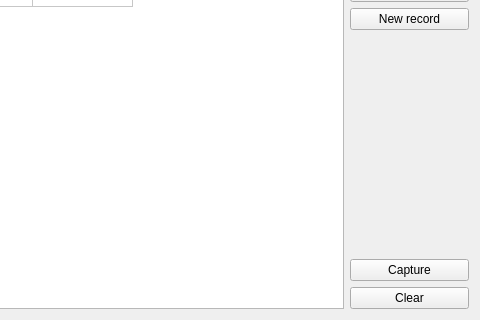
Qt form tinyos-2.x/trunk/support/cpp/TestShimmer/src/Arm.ui (baharev/szte-wsn-code) before a commit; both pictures show x 390 to 870 and y 183 to 503 of the 870 by 503 pixel window.
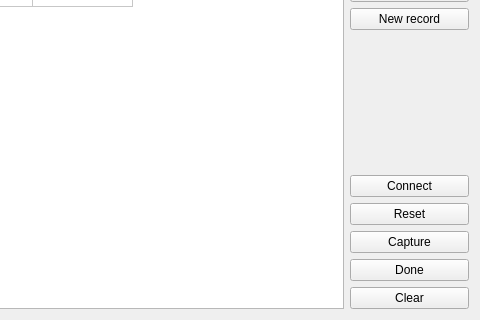
The same form after that commit.

Patch:
```diff
--- a/tinyos-2.x/trunk/support/cpp/TestShimmer/src/Arm.ui
+++ b/tinyos-2.x/trunk/support/cpp/TestShimmer/src/Arm.ui
@@ -178,14 +178,35 @@
         </spacer>
        </item>
        <item>
-        <widget class="QPushButton" name="Capture">
+        <widget class="QPushButton" name="Connect_Button">
+         <property name="text">
+          <string>Connect</string>
+         </property>
+        </widget>
+       </item>
+       <item>
+        <widget class="QPushButton" name="Reset_Button">
+         <property name="text">
+          <string>Reset</string>
+         </property>
+        </widget>
+       </item>
+       <item>
+        <widget class="QPushButton" name="Capture_Button">
          <property name="text">
           <string>Capture</string>
          </property>
         </widget>
        </item>
        <item>
-        <widget class="QPushButton" name="Clear">
+        <widget class="QPushButton" name="Done_Button">
+         <property name="text">
+          <string>Done</string>
+         </property>
+        </widget>
+       </item>
+       <item>
+        <widget class="QPushButton" name="Clear_Button">
          <property name="text">
           <string>Clear</string>
          </property>
```
